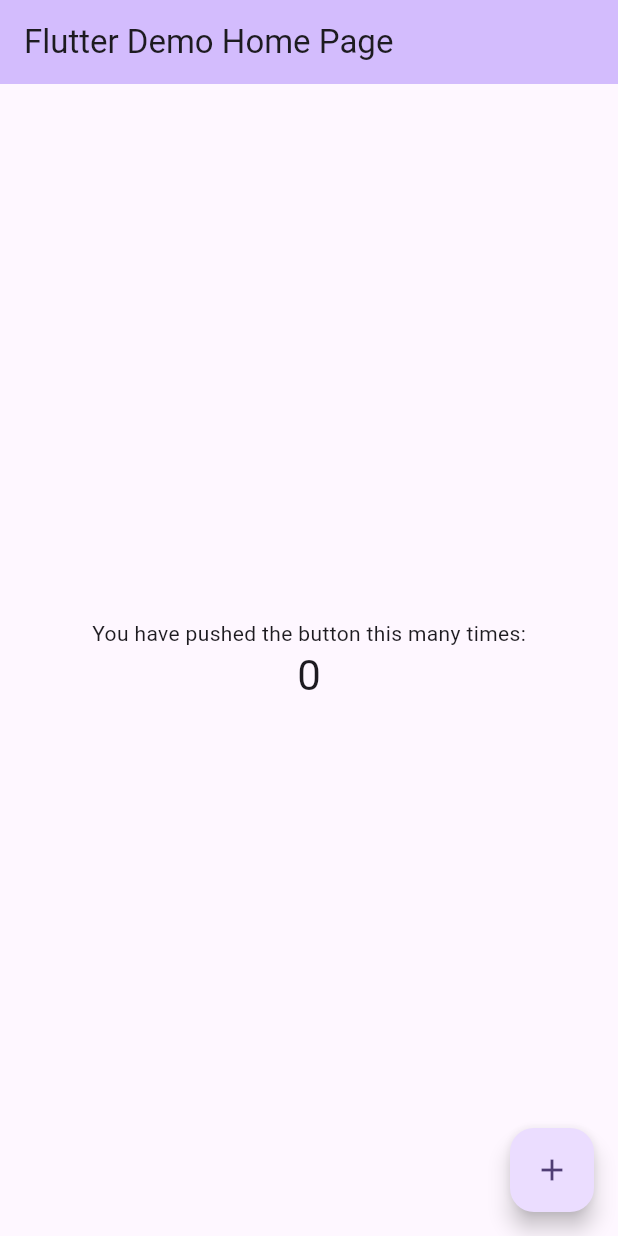
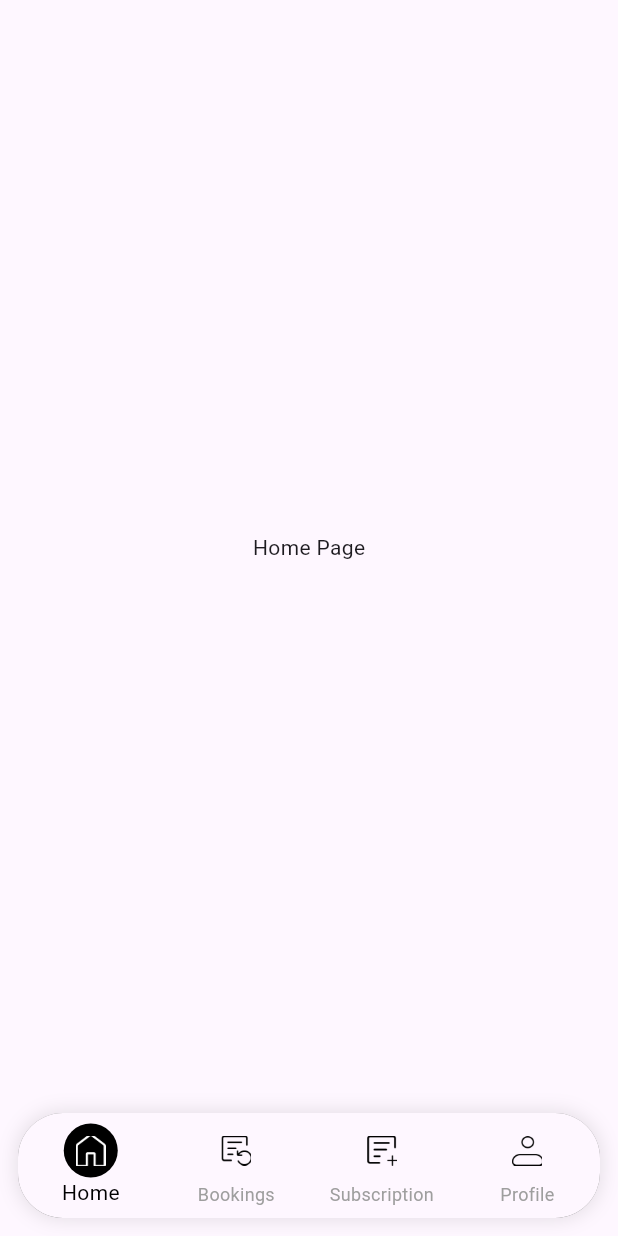
Before and after one commit to nil901/quick_home, a Flutter app: the screen it shows after launch, on a phone screen of 412 x 824 dp. Run offline on Flutter 3.47's test engine with Material 3 defaults, Android fonts, the phone set to English and light mode, and no system bars; our stand-ins replace hexcolor.

Commit message:
project_create

```diff
--- /dev/null
+++ b/lib/color/colors.dart
@@ -0,0 +1,6 @@
+import 'package:flutter/material.dart';
+import 'package:hexcolor/hexcolor.dart';
+
+Color kblack = Color(0xFF000000);
+Color kwhite = Color(0xFFFFFFFF);
+HexColor kgrey = HexColor('#959595');
--- a/lib/main.dart
+++ b/lib/main.dart
@@ -1,4 +1,5 @@
 import 'package:flutter/material.dart';
+import 'package:quick_home/screen/auth/splash_screen.dart';
 
 void main() {
   runApp(const MyApp());
@@ -6,117 +7,14 @@ void main() {
 
 class MyApp extends StatelessWidget {
   const MyApp({super.key});
-
-  // This widget is the root of your application.
   @override
   Widget build(BuildContext context) {
     return MaterialApp(
       title: 'Flutter Demo',
       theme: ThemeData(
-        // This is the theme of your application.
-        //
-        // TRY THIS: Try running your application with "flutter run". You'll see
-        // the application has a purple toolbar. Then, without quitting the app,
-        // try changing the seedColor in the colorScheme below to Colors.green
-        // and then invoke "hot reload" (save your changes or press the "hot
-        // reload" button in a Flutter-supported IDE, or press "r" if you used
-        // the command line to start the app).
-        //
-        // Notice that the counter didn't reset back to zero; the application
-        // state is not lost during the reload. To reset the state, use hot
-        // restart instead.
-        //
-        // This works for code too, not just values: Most code changes can be
-        // tested with just a hot reload.
         colorScheme: ColorScheme.fromSeed(seedColor: Colors.deepPurple),
       ),
-      home: const MyHomePage(title: 'Flutter Demo Home Page'),
+      home:  SplashScreen(),
     );
   }
 }
-
-class MyHomePage extends StatefulWidget {
-  const MyHomePage({super.key, required this.title});
-
-  // This widget is the home page of your application. It is stateful, meaning
-  // that it has a State object (defined below) that contains fields that affect
-  // how it looks.
-
-  // This class is the configuration for the state. It holds the values (in this
-  // case the title) provided by the parent (in this case the App widget) and
-  // used by the build method of the State. Fields in a Widget subclass are
-  // always marked "final".
-
-  final String title;
-
-  @override
-  State<MyHomePage> createState() => _MyHomePageState();
-}
-
-class _MyHomePageState extends State<MyHomePage> {
-  int _counter = 0;
-
-  void _incrementCounter() {
-    setState(() {
-      // This call to setState tells the Flutter framework that something has
-      // changed in this State, which causes it to rerun the build method below
-      // so that the display can reflect the updated values. If we changed
-      // _counter without calling setState(), then the build method would not be
-      // called again, and so nothing would appear to happen.
-      _counter++;
-    });
-  }
-
-  @override
-  Widget build(BuildContext context) {
-    // This method is rerun every time setState is called, for instance as done
-    // by the _incrementCounter method above.
-    //
-    // The Flutter framework has been optimized to make rerunning build methods
-    // fast, so that you can just rebuild anything that needs updating rather
-    // than having to individually change instances of widgets.
-    return Scaffold(
-      appBar: AppBar(
-        // TRY THIS: Try changing the color here to a specific color (to
-        // Colors.amber, perhaps?) and trigger a hot reload to see the AppBar
-        // change color while the other colors stay the same.
-        backgroundColor: Theme.of(context).colorScheme.inversePrimary,
-        // Here we take the value from the MyHomePage object that was created by
-        // the App.build method, and use it to set our appbar title.
-        title: Text(widget.title),
-      ),
-      body: Center(
-        // Center is a layout widget. It takes a single child and positions it
-        // in the middle of the parent.
-        child: Column(
-          // Column is also a layout widget. It takes a list of children and
-          // arranges them vertically. By default, it sizes itself to fit its
-          // children horizontally, and tries to be as tall as its parent.
-          //
-          // Column has various properties to control how it sizes itself and
-          // how it positions its children. Here we use mainAxisAlignment to
-          // center the children vertically; the main axis here is the vertical
-          // axis because Columns are vertical (the cross axis would be
-          // horizontal).
-          //
-          // TRY THIS: Invoke "debug painting" (choose the "Toggle Debug Paint"
-          // action in the IDE, or press "p" in the console), to see the
-          // wireframe for each widget.
-          mainAxisAlignment: MainAxisAlignment.center,
-          children: <Widget>[
-            const Text('You have pushed the button this many times:'),
-            Text(
-              '$_counter',
-              style: Theme.of(context).textTheme.headlineMedium,
-            ),
-          ],
-        ),
-      ),
-      floatingActionButton: FloatingActionButton(
-        onPressed: _incrementCounter,
-        tooltip: 'Increment',
-        child: const Icon(Icons.add),
-      ), // This trailing comma makes auto-formatting nicer for build methods.
-    );
-  }
-}
--- /dev/null
+++ b/lib/screen/dashboard/main_home_screem.dart
@@ -0,0 +1,113 @@
+import 'package:flutter/material.dart';
+import 'package:quick_home/color/colors.dart';
+
+class MainHomeScreen extends StatefulWidget {
+  @override
+  _MainHomeScreenState createState() => _MainHomeScreenState();
+}
+
+class _MainHomeScreenState extends State<MainHomeScreen> {
+  int _selectedIndex = 0;
+
+  final List<Widget> _pages = [
+    Center(child: Text("Home Page")),
+    Center(child: Text("Bookings Page")),
+    Center(child: Text("Subscription Page")),
+    Center(child: Text("Profile Page")),
+  ];
+
+  @override
+  Widget build(BuildContext context) {
+    return Scaffold(
+      body: _pages[_selectedIndex],
+
+      bottomNavigationBar: Container(
+        margin: EdgeInsets.all(12),
+        decoration: BoxDecoration(
+          color: kgrey,
+          borderRadius: BorderRadius.circular(30),
+          boxShadow: [
+            BoxShadow(
+              color: Colors.black.withOpacity(0.1),
+              blurRadius: 10,
+              spreadRadius: 1,
+            ),
+          ],
+        ),
+        child: ClipRRect(
+          borderRadius: BorderRadius.circular(30),
+          child: BottomNavigationBar(
+            currentIndex: _selectedIndex,
+            onTap: (index) {
+              setState(() {
+                _selectedIndex = index;
+              });
+            },
+            type: BottomNavigationBarType.fixed,
+            selectedItemColor: Colors.black,
+            unselectedItemColor: Colors.grey,
+            showUnselectedLabels: true,
+            items: [
+              BottomNavigationBarItem(
+                icon: CircleAvatar(
+                  radius: 18,
+                  backgroundColor: _selectedIndex == 0 ? Colors.black : Colors.transparent,
+                  child: Image.asset("assets/images/home.png",
+                      color: _selectedIndex == 0 ? Colors.white : Colors.black,
+                      height: 20,
+                      width: 20,
+                      fit: BoxFit.cover),
+                  // child: Icon(Icons.home,
+                  //     color: _selectedIndex == 0 ? Colors.white : Colors.black),
+                ),
+                label: "Home",
+              ),
+              BottomNavigationBarItem(
+                icon: CircleAvatar(
+                  radius: 18,
+                  backgroundColor: _selectedIndex == 1 ? Colors.black : Colors.transparent,
+                  child: Image.asset("assets/images/booking.png",
+                      color: _selectedIndex == 1 ? Colors.white : Colors.black,
+                      height: 20,
+                      width: 20,
+                      fit: BoxFit.cover),
+                  // child: Icon(Icons.book,
+                  //     color: _selectedIndex == 1 ? Colors.white : Colors.black),
+                ),
+                label: "Bookings",
+              ),
+              BottomNavigationBarItem(
+                icon: CircleAvatar(
+                  radius: 18,
+                  backgroundColor: _selectedIndex == 2 ? Colors.black : Colors.transparent,
+                  child: Image.asset("assets/images/subscription.png",
+                      color: _selectedIndex == 2 ? Colors.white : Colors.black,
+                      height: 20,
+                      width: 20,
+                      fit: BoxFit.cover),
+                  // child: Icon(Icons.subscriptions,
+                  //     color: _selectedIndex == 2 ? Colors.white : Colors.black),
+                ),
+                label: "Subscription",
+              ),
+              BottomNavigationBarItem(
+                icon: CircleAvatar(
+                  radius: 18,
+                  backgroundColor: _selectedIndex == 3 ? Colors.black : Colors.transparent,
+                  child: Image.asset("assets/images/profile.png",
+                      color: _selectedIndex == 3 ? Colors.white : Colors.black,
+                      height: 20,
+                      width: 20,
+                      fit: BoxFit.cover),
+                  // child: Icon(Icons.person,
+                  //     color: _selectedIndex == 3 ? Colors.white : Colors.black),
+                ),
+                label: "Profile",
+              ),
+            ],
+          ),
+        ),
+      ),
+    );
+  }
+}
```
Also changed, not shown: lib/screen/auth/splash_screen.dart (added, +80 -0 lines), pubspec.yaml (+9 -36 lines), assets/images/booking.png (added), assets/images/home.png (added), assets/images/logo.png (added), assets/images/profile.png (added), assets/images/subscription.png (added), pubspec.lock.
